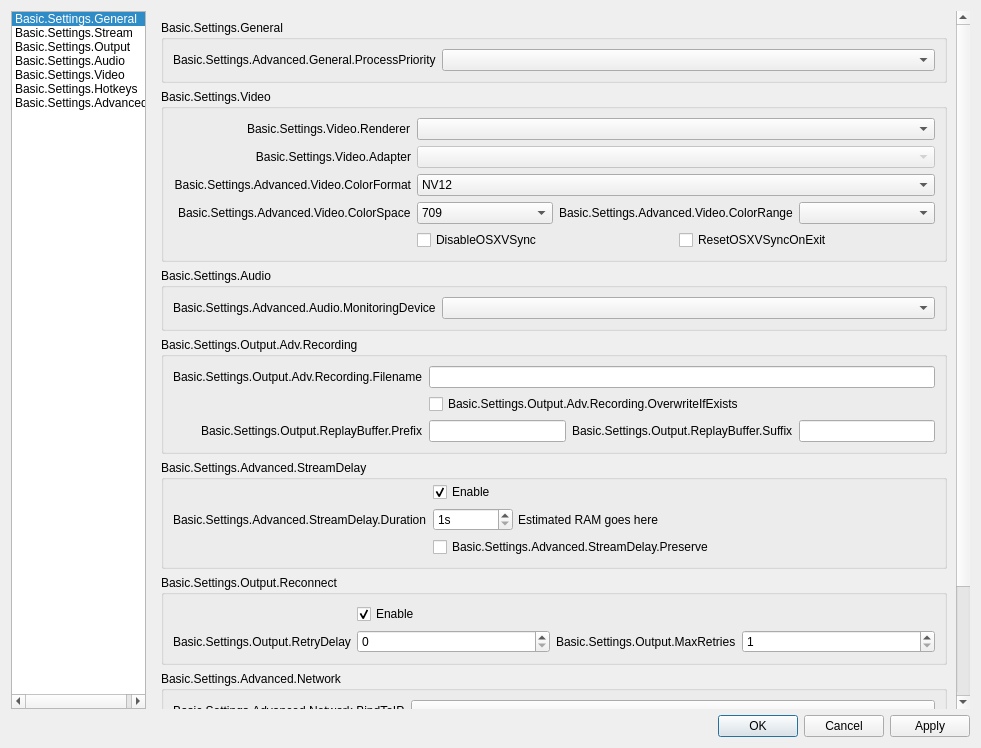
GameKyuubi/obs-studio, file UI/forms/OBSBasicSettings.ui: the form before one commit.
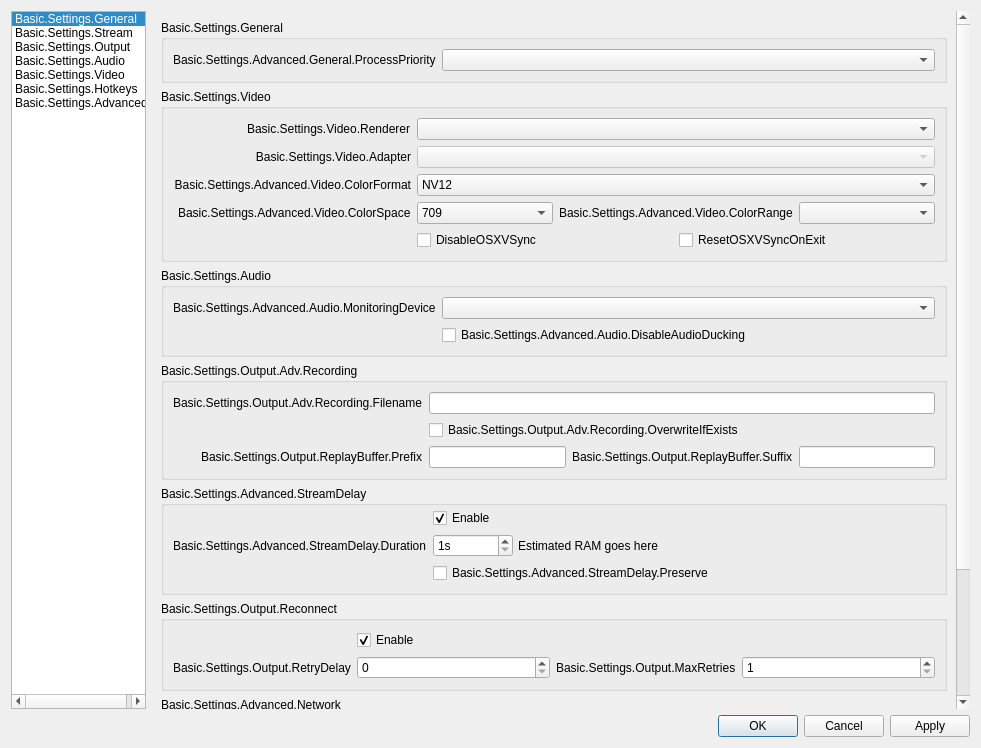
The form after the commit. The open tabs and pages were chosen to show the change. Icons and pictures are not drawn.

Commit message:
UI: Add option to disable audio ducking on windows
The audio subsystem of windows is by default configured to lower the
volume of other things while a communications device (mic) is currently
active.  This patch prevents that from being enabled with OBS.  If the
user needs audio ducking enabled again for whatever reason, there is now
an option to re-enable it in advanced settings.

Closes jp9000/obs-studio#884

```diff
--- a/UI/forms/OBSBasicSettings.ui
+++ b/UI/forms/OBSBasicSettings.ui
@@ -3755,6 +3755,13 @@
                    <item row="0" column="1">
                     <widget class="QComboBox" name="monitoringDevice"/>
                    </item>
+                   <item row="1" column="1">
+                    <widget class="QCheckBox" name="disableAudioDucking">
+                     <property name="text">
+                      <string>Basic.Settings.Advanced.Audio.DisableAudioDucking</string>
+                     </property>
+                    </widget>
+                   </item>
                   </layout>
                  </widget>
                 </item>
```
The commit also changes 5 other files.
